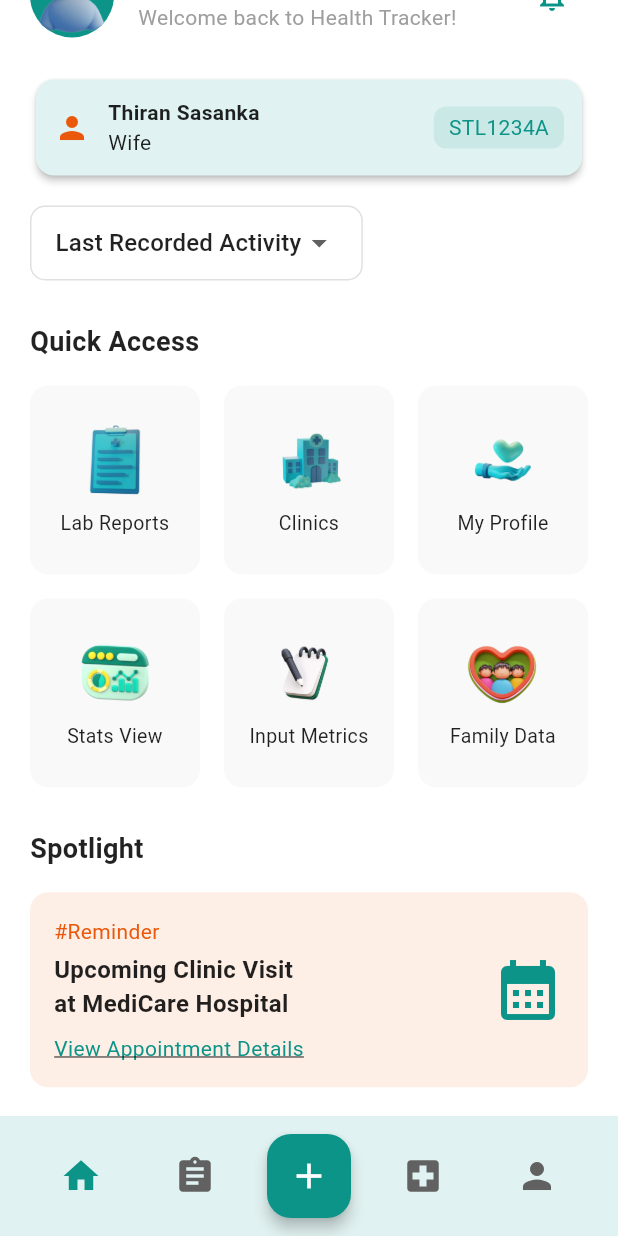
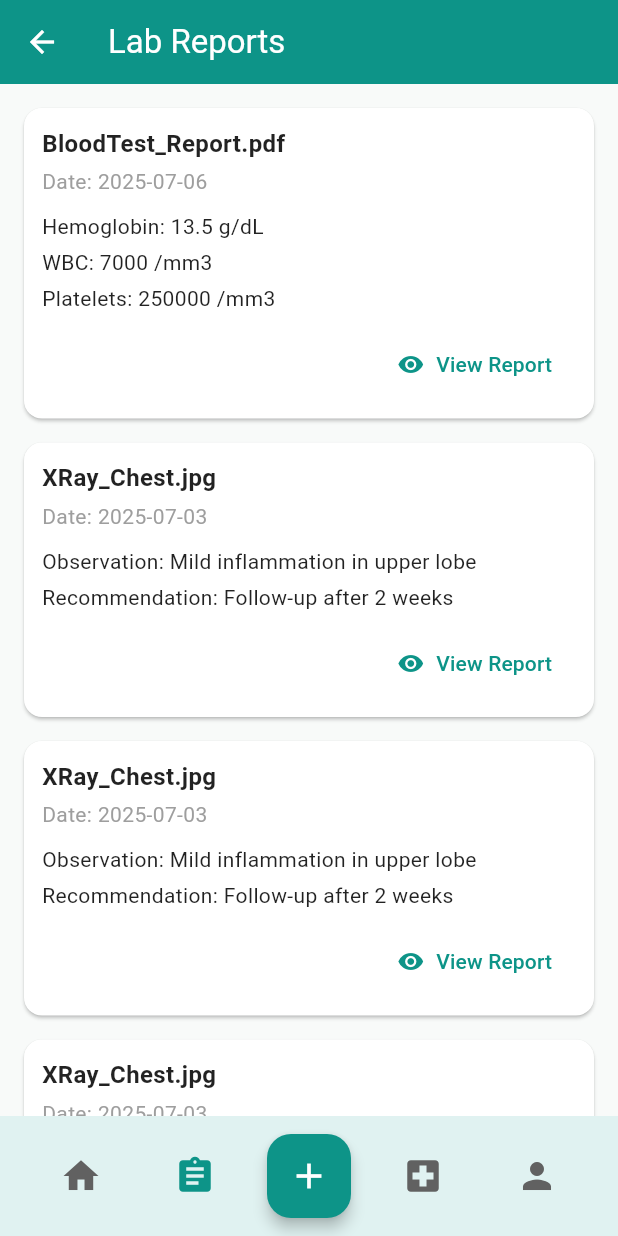
Before and after one commit to MediLink-ucsc/Health-Tracker, a Flutter app: the HomeScreen screen opened directly, scrolled down 51 dp, after a tap on the "assignment" icon, on a phone screen of 412 x 824 dp. Run offline on Flutter 3.47's test engine with Material 3 defaults, Android fonts, the phone set to English and light mode, and no system bars; our stand-ins replace file_picker, table_calendar.

Commit message:
lab report screen implemented

```diff
--- a/lib/Components/custom_bottom_nav.dart
+++ b/lib/Components/custom_bottom_nav.dart
@@ -1,6 +1,7 @@
 import 'package:flutter/material.dart';
 import 'package:health_tracker/screens/Clinic/clinical_records.dart';
 import 'package:health_tracker/screens/Metrics/input_metrics_screen.dart';
+import 'package:health_tracker/screens/Reports/lab_reports_screen.dart';
 import '../screens/Home/home_screen.dart';
 import '../screens/Profile/profile_screen.dart';
 // import '../AddMetrics/add_metrics_screen.dart'; // example destination
@@ -42,6 +43,12 @@ class CustomBottomNavBar extends StatelessWidget {
                 color: currentIndex == 1 ? primaryColor : Colors.grey.shade700,
                 iconSize: 28,
                 onPressed: () {
+                  if (currentIndex != 1) {
+                    Navigator.pushReplacement(
+                      context,
+                      MaterialPageRoute(builder: (_) => LabReportsScreen()),
+                    );
+                  }
                   // Add your navigation
                 },
               ),
@@ -51,7 +58,7 @@ class CustomBottomNavBar extends StatelessWidget {
                 color: currentIndex == 2 ? primaryColor : Colors.grey.shade700,
                 iconSize: 28,
                 onPressed: () {
-                  if (currentIndex != 0) {
+                  if (currentIndex != 2) {
                     Navigator.pushReplacement(
                       context,
                       MaterialPageRoute(
--- /dev/null
+++ b/lib/models/lab_report.dart
@@ -0,0 +1,11 @@
+class LabReport {
+  final DateTime date;
+  final String fileName;
+  final Map<String, String> extractedDetails;
+
+  LabReport({
+    required this.date,
+    required this.fileName,
+    required this.extractedDetails,
+  });
+}
--- a/lib/screens/Clinic/clinical_records.dart
+++ b/lib/screens/Clinic/clinical_records.dart
@@ -1,5 +1,7 @@
 import 'package:flutter/material.dart';
 import 'package:table_calendar/table_calendar.dart';
+
+import '../../Components/custom_bottom_nav.dart';
 
 class ClinicalRecord {
   final DateTime date;
@@ -66,6 +68,7 @@ class _ClinicalCalendarScreenState extends State<ClinicalCalendarScreen> {
         title: const Text('Clinical Visits'),
         backgroundColor: primaryColor,
       ),
+      bottomNavigationBar: CustomBottomNavBar(currentIndex: 2),
       body: Column(
         children: [
           TableCalendar<ClinicalRecord>(
--- /dev/null
+++ b/lib/screens/Reports/lab_reports_screen.dart
@@ -0,0 +1,140 @@
+import 'package:flutter/material.dart';
+import 'package:health_tracker/screens/Reports/view_report_screen.dart';
+
+import '../../Components/custom_bottom_nav.dart';
+import '../../models/lab_report.dart';
+
+// class LabReport {
+//   final DateTime date;
+//   final String fileName;
+//   final Map<String, String> extractedDetails;
+//
+//   LabReport({
+//     required this.date,
+//     required this.fileName,
+//     required this.extractedDetails,
+//   });
+// }
+
+class LabReportsScreen extends StatelessWidget {
+  LabReportsScreen({super.key});
+
+  // Sample data
+  final List<LabReport> _reports = [
+    LabReport(
+      date: DateTime(2025, 7, 6),
+      fileName: 'BloodTest_Report.pdf',
+      extractedDetails: {
+        'Hemoglobin': '13.5 g/dL',
+        'WBC': '7000 /mm3',
+        'Platelets': '250000 /mm3',
+      },
+    ),
+    LabReport(
+      date: DateTime(2025, 7, 3),
+      fileName: 'XRay_Chest.jpg',
+      extractedDetails: {
+        'Observation': 'Mild inflammation in upper lobe',
+        'Recommendation': 'Follow-up after 2 weeks',
+      },
+    ),
+    LabReport(
+      date: DateTime(2025, 7, 3),
+      fileName: 'XRay_Chest.jpg',
+      extractedDetails: {
+        'Observation': 'Mild inflammation in upper lobe',
+        'Recommendation': 'Follow-up after 2 weeks',
+      },
+    ),
+    LabReport(
+      date: DateTime(2025, 7, 3),
+      fileName: 'XRay_Chest.jpg',
+      extractedDetails: {
+        'Observation': 'Mild inflammation in upper lobe',
+        'Recommendation': 'Follow-up after 2 weeks',
+      },
+    ),
+    LabReport(
+      date: DateTime(2025, 7, 3),
+      fileName: 'XRay_Chest.jpg',
+      extractedDetails: {
+        'Observation': 'Mild inflammation in upper lobe',
+        'Recommendation': 'Follow-up after 2 weeks',
+      },
+    ),
+    LabReport(
+      date: DateTime(2025, 7, 3),
+      fileName: 'XRay_Chest.jpg',
+      extractedDetails: {
+        'Observation': 'Mild inflammation in upper lobe',
+        'Recommendation': 'Follow-up after 2 weeks',
+      },
+    ),
+  ];
+
+  @override
+  Widget build(BuildContext context) {
+    const primaryColor = Color(0xFF0D9488);
+
+    return Scaffold(
+      appBar: AppBar(
+        title: const Text('Lab Reports'),
+        backgroundColor: primaryColor,
+      ),
+      bottomNavigationBar: CustomBottomNavBar(currentIndex: 1),
+      body: ListView.builder(
+        padding: const EdgeInsets.all(16),
+        itemCount: _reports.length,
+        itemBuilder: (context, index) {
+          final report = _reports[index];
+          return Card(
+            margin: const EdgeInsets.only(bottom: 16),
+            child: Padding(
+              padding: const EdgeInsets.all(12),
+              child: Column(
+                crossAxisAlignment: CrossAxisAlignment.start,
+                children: [
+                  Text(
+                    report.fileName,
+                    style: const TextStyle(
+                      fontWeight: FontWeight.bold,
+                      fontSize: 16,
+                    ),
+                  ),
+                  const SizedBox(height: 4),
+                  Text(
+                    'Date: ${report.date.year}-${report.date.month.toString().padLeft(2, '0')}-${report.date.day.toString().padLeft(2, '0')}',
+                    style: const TextStyle(color: Colors.grey),
+                  ),
+                  const SizedBox(height: 8),
+                  ...report.extractedDetails.entries.map((entry) {
+                    return Padding(
+                      padding: const EdgeInsets.symmetric(vertical: 2),
+                      child: Text('${entry.key}: ${entry.value}'),
+                    );
+                  }),
+                  const SizedBox(height: 8),
+                  Align(
+                    alignment: Alignment.centerRight,
+                    child: TextButton.icon(
+                      onPressed: () {
+                        Navigator.push(
+                          context,
+                          MaterialPageRoute(
+                            builder: (_) => ViewReportScreen(report: report),
+                          ),
+                        );
+                      },
+                      icon: const Icon(Icons.visibility),
+                      label: const Text('View Report'),
+                    ),
+                  ),
+                ],
+              ),
+            ),
+          );
+        },
+      ),
+    );
+  }
+}
--- a/pubspec.yaml
+++ b/pubspec.yaml
@@ -36,6 +36,7 @@ dependencies:
   cupertino_icons: ^1.0.8
   file_picker: ^10.2.0
   table_calendar: ^3.0.9
+  fl_chart: ^0.66.0
 
 dev_dependencies:
   flutter_test:
```
Also changed, not shown: lib/screens/Reports/view_report_screen.dart (added, +88 -0 lines), pubspec.lock.
